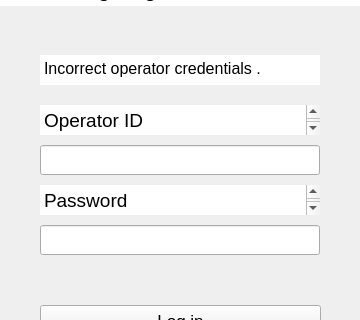
Above: remoteSystem/app/slipad/slipad.ui from ESRGgroup9/slipad before the change; both pictures show x 0 to 360 and y 245 to 565 of the 360 by 760 pixel window. Below: the same form after it.
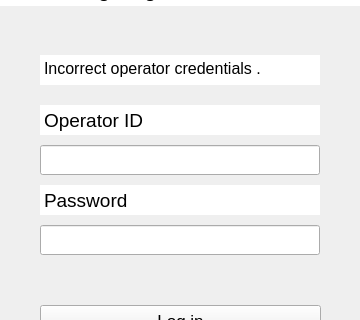
That is the form after the change.

What changed in the file:
```diff
--- a/remoteSystem/app/slipad/slipad.ui
+++ b/remoteSystem/app/slipad/slipad.ui
@@ -1806,6 +1806,9 @@
     <property name="frameShape">
      <enum>QFrame::NoFrame</enum>
     </property>
+    <property name="verticalScrollBarPolicy">
+     <enum>Qt::ScrollBarAlwaysOff</enum>
+    </property>
     <property name="html">
      <string>&lt;!DOCTYPE HTML PUBLIC &quot;-//W3C//DTD HTML 4.0//EN&quot; &quot;http://www.w3.org/TR/REC-html40/strict.dtd&quot;&gt;
 &lt;html&gt;&lt;head&gt;&lt;meta name=&quot;qrichtext&quot; content=&quot;1&quot; /&gt;&lt;meta charset=&quot;utf-8&quot; /&gt;&lt;style type=&quot;text/css&quot;&gt;
@@ -2406,6 +2409,9 @@
     <property name="frameShape">
      <enum>QFrame::NoFrame</enum>
     </property>
+    <property name="verticalScrollBarPolicy">
+     <enum>Qt::ScrollBarAlwaysOff</enum>
+    </property>
     <property name="html">
      <string>&lt;!DOCTYPE HTML PUBLIC &quot;-//W3C//DTD HTML 4.0//EN&quot; &quot;http://www.w3.org/TR/REC-html40/strict.dtd&quot;&gt;
 &lt;html&gt;&lt;head&gt;&lt;meta name=&quot;qrichtext&quot; content=&quot;1&quot; /&gt;&lt;meta charset=&quot;utf-8&quot; /&gt;&lt;style type=&quot;text/css&quot;&gt;
```
Left out of the diff: 3 changed lines with no effect on the pictures.
